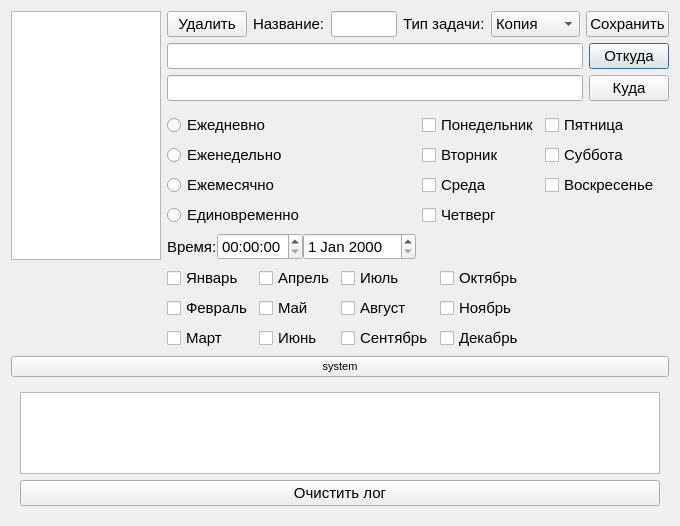
Qt form taskseditwindow.ui (shurk4/BkUpper) before a commit.
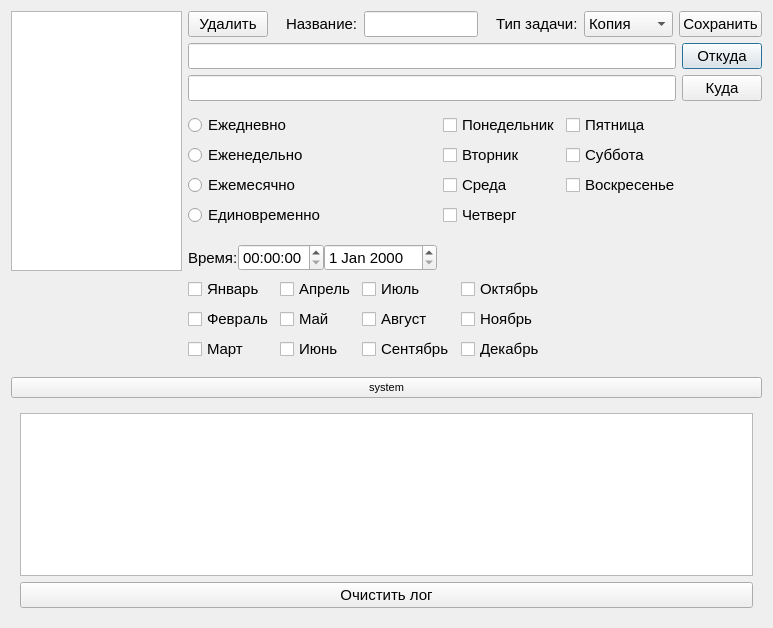
The same form after that commit.

What changed in the file:
```diff
--- a/taskseditwindow.ui
+++ b/taskseditwindow.ui
@@ -6,8 +6,8 @@
    <rect>
     <x>0</x>
     <y>0</y>
-    <width>680</width>
-    <height>526</height>
+    <width>773</width>
+    <height>628</height>
    </rect>
   </property>
   <property name="sizePolicy">
@@ -294,6 +294,7 @@
          <widget class="QTextEdit" name="textEditLog">
           <property name="font">
            <font>
+            <family>Arial</family>
             <pointsize>9</pointsize>
            </font>
           </property>
```
Left out of the diff: 6 changed lines with no effect on the pictures.
